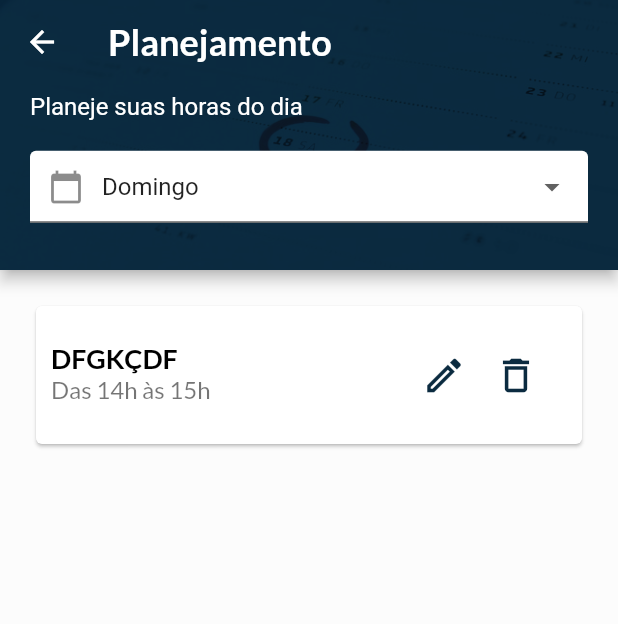
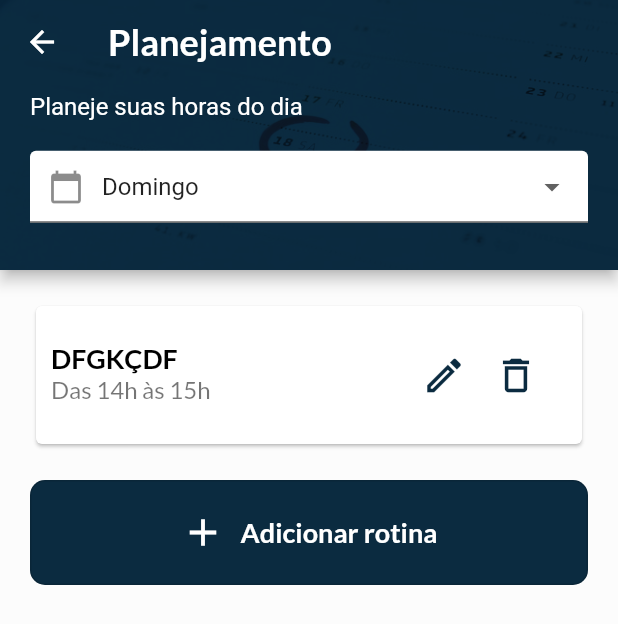
Before and after one commit to guicrisostomo/hour, a Flutter app: the Planning screen opened by its route, on a phone screen of 412 x 824 dp. Shown: the top 624 px of the screen. Run offline on Flutter 3.47's test engine with Material 2 defaults, Android fonts, the phone set to English and light mode, and no system bars; our stand-ins replace firebase_core, flutter_dotenv, flutter_svg, google_fonts; missing offline and left inert: dart:html; accounts and stored records are empty.

Commit message:
feat: add button 'add rotine'

```diff
--- a/lib/view/pages/planning.dart
+++ b/lib/view/pages/planning.dart
@@ -1,6 +1,7 @@
 import 'package:flutter/material.dart';
 import 'package:google_fonts/google_fonts.dart';
 import 'package:hour/globals.dart' as globals;
+import 'package:hour/view/widgets/addRotine.dart';
 import 'package:hour/view/widgets/button.dart';
 import 'package:hour/view/widgets/listEdit.dart';
 
@@ -112,13 +113,15 @@ class _PlanningState extends State<Planning> {
         child: Padding(
           padding: const EdgeInsets.all(20),
           child: Column(
-            children: const [
+            children: [
 
-              ListActivitiesEdit(),
+              const ListActivitiesEdit(),
 
-              SizedBox(height: 20),
+              const SizedBox(height: 20),
 
-
+              addRotine(() {
+                Navigator.pushNamed(context, '/add');
+              }),
             ],
           ),
         ),
--- /dev/null
+++ b/lib/view/widgets/addRotine.dart
@@ -0,0 +1,42 @@
+import 'dart:html';
+
+import 'package:flutter/material.dart';
+import 'package:google_fonts/google_fonts.dart';
+
+import 'package:hour/globals.dart' as globals;
+
+Widget addRotine(Function()? onPressed) {
+  return OutlinedButton(
+    style: OutlinedButton.styleFrom(
+      padding: const EdgeInsets.all(20),
+      backgroundColor: globals.primary,
+
+      shape: RoundedRectangleBorder(
+        borderRadius: BorderRadius.circular(10),
+      ),
+    ),
+
+    onPressed: onPressed,
+    child: Row(
+      mainAxisAlignment: MainAxisAlignment.center,
+      children: [
+        const Icon(
+          Icons.add,
+          size: 30,
+          color: Colors.white,
+        ),
+
+        const SizedBox(width: 10),
+
+        Text(
+          'Adicionar rotina',
+          style: GoogleFonts.lato(
+            fontSize: 18,
+            color: Colors.white,
+            fontWeight: FontWeight.w600,
+          ),
+        ),
+      ],
+    ),
+  );
+}
```
